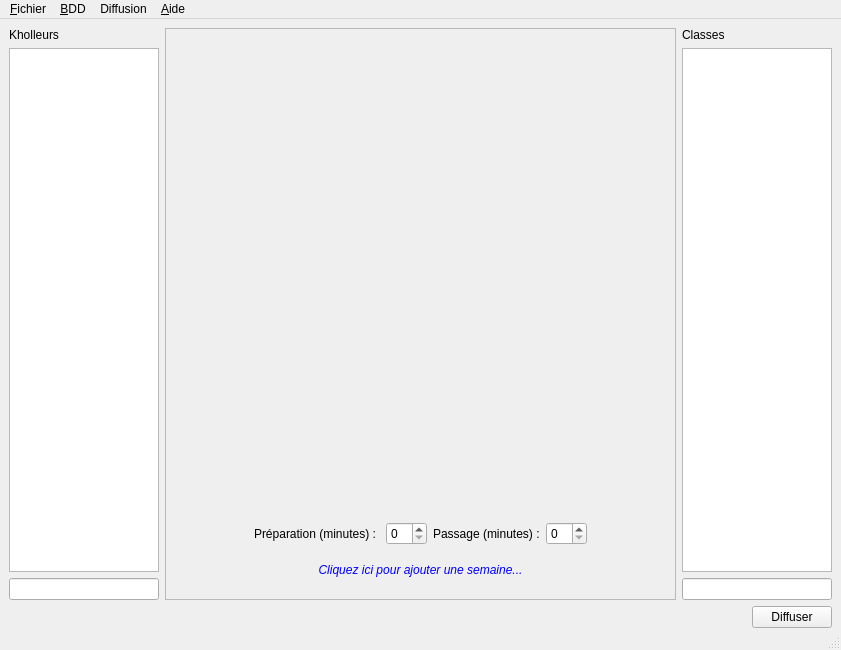
First picture: the form in mainwindow.ui, repository ThFeneuil/SPARK-Secretariat, before the edit.
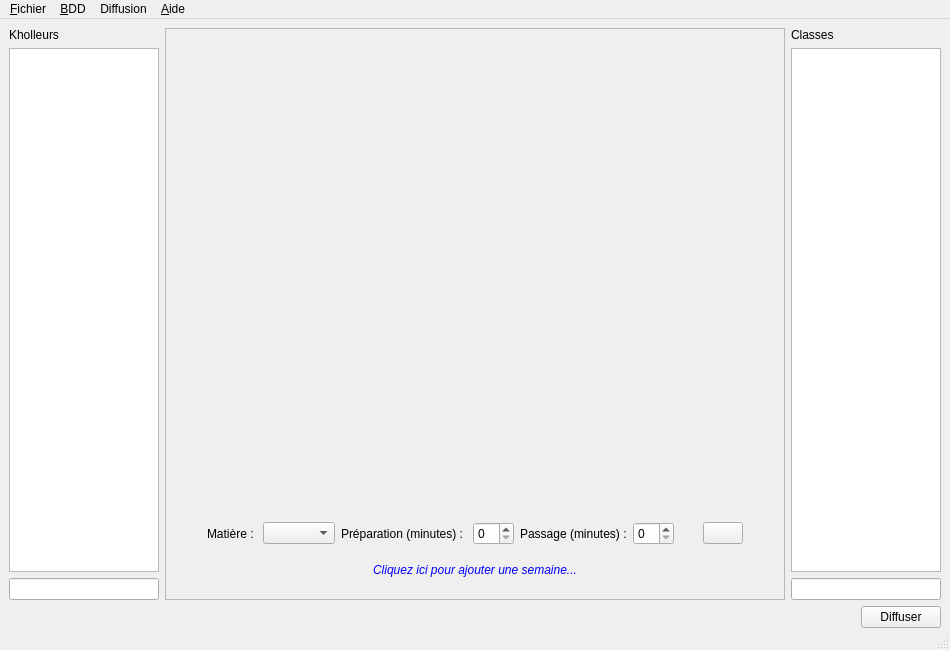
Second picture: the form after the edit. Icons and pictures are not drawn.

Commit message:
Correction Problème Injections SQL + Ajout des matières
-> Ajout de la table "sec_kholleurs_classes"

Diff of the .ui file:
```diff
--- a/mainwindow.ui
+++ b/mainwindow.ui
@@ -9,7 +9,7 @@
    <rect>
     <x>0</x>
     <y>0</y>
-    <width>841</width>
+    <width>950</width>
     <height>650</height>
    </rect>
   </property>
@@ -60,7 +60,7 @@
           <rect>
            <x>0</x>
            <y>0</y>
-           <width>503</width>
+           <width>612</width>
            <height>565</height>
           </rect>
          </property>
@@ -107,6 +107,16 @@
                  </property>
                 </spacer>
                </item>
+               <item>
+                <widget class="QLabel" name="label_5">
+                 <property name="text">
+                  <string>Matière : </string>
+                 </property>
+                </widget>
+               </item>
+               <item>
+                <widget class="QComboBox" name="comboBox_subjects"/>
+               </item>
                <item>
                 <widget class="QLabel" name="label_3">
                  <property name="text">
@@ -127,6 +137,33 @@
                <item>
                 <widget class="QSpinBox" name="spinBox_kholle"/>
                </item>
+               <item>
+                <spacer name="horizontalSpacer_4">
+                 <property name="orientation">
+                  <enum>Qt::Horizontal</enum>
+                 </property>
+                 <property name="sizeHint" stdset="0">
+                  <size>
+                   <width>40</width>
+                   <height>20</height>
+                  </size>
+                 </property>
+                </spacer>
+               </item>
+               <item>
+                <widget class="QPushButton" name="pushButton_all_out">
+                 <property name="toolTip">
+                  <string>Appliquer à tous les classes</string>
+                 </property>
+                 <property name="text">
+                  <string/>
+                 </property>
+                 <property name="icon">
+                  <iconset resource="secre.qrc">
+                   <normaloff>:/images/all_out.png</normaloff>:/images/all_out.png</iconset>
+                 </property>
+                </widget>
+               </item>
                <item>
                 <spacer name="horizontalSpacer_2">
                  <property name="orientation">
@@ -228,7 +265,7 @@
     <rect>
      <x>0</x>
      <y>0</y>
-     <width>841</width>
+     <width>950</width>
      <height>21</height>
     </rect>
    </property>
```
Left out of the diff: 111 changed lines with no effect on the pictures. The commit also changes 13 other files.
